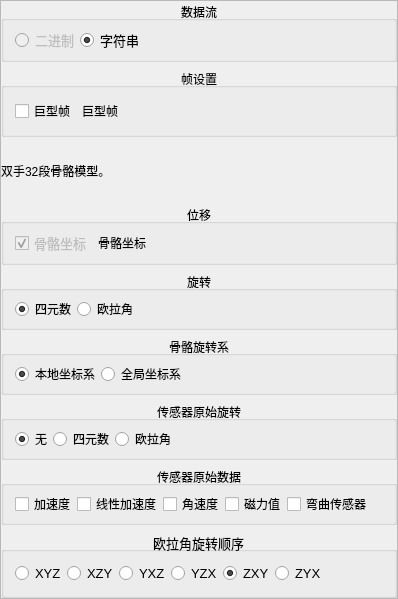
FOHEART/MotionGloveUI, file ui/steamvr/h2StreamConfigWidget.ui: the form before one commit.
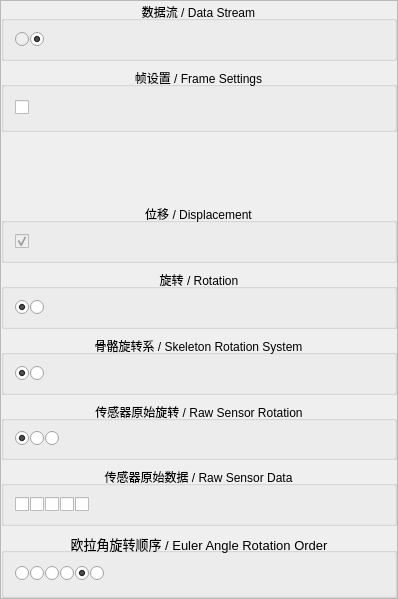
The form after the commit.

The edit to the form file:
```diff
--- a/ui/steamvr/h2StreamConfigWidget.ui
+++ b/ui/steamvr/h2StreamConfigWidget.ui
@@ -71,7 +71,7 @@
           </size>
          </property>
          <property name="title">
-          <string>数据流</string>
+           <string>数据流 / Data Stream</string>
          </property>
          <property name="alignment">
           <set>Qt::AlignCenter</set>
@@ -108,9 +108,6 @@
               <pointsize>10</pointsize>
              </font>
             </property>
-            <property name="text">
-             <string>二进制</string>
-            </property>
             <property name="checked">
              <bool>false</bool>
             </property>
@@ -138,9 +135,6 @@
               <pointsize>10</pointsize>
              </font>
             </property>
-            <property name="text">
-             <string>字符串</string>
-            </property>
             <property name="checked">
              <bool>true</bool>
             </property>
@@ -165,7 +159,7 @@
        <item>
         <widget class="QGroupBox" name="GBX_frame">
          <property name="title">
-          <string>帧设置</string>
+          <string>帧设置 / Frame Settings</string>
          </property>
          <property name="alignment">
           <set>Qt::AlignCenter</set>
@@ -173,9 +167,6 @@
          <layout class="QGridLayout" name="gridLayout_2">
           <item row="0" column="0">
            <widget class="QCheckBox" name="CBX_jumboFrame">
-            <property name="text">
-             <string>巨型帧</string>
-            </property>
            </widget>
           </item>
           <item row="0" column="2">
@@ -193,9 +184,6 @@
           </item>
           <item row="0" column="1">
            <widget class="QLabel" name="label">
-            <property name="text">
-             <string>巨型帧</string>
-            </property>
            </widget>
           </item>
          </layout>
@@ -203,15 +191,12 @@
        </item>
        <item>
         <widget class="QLabel" name="LBL_skeleton_hint">
-         <property name="text">
-          <string>双手32段骨骼模型。</string>
-         </property>
         </widget>
        </item>
        <item>
         <widget class="QGroupBox" name="GBX_loc">
          <property name="title">
-          <string>位移</string>
+          <string>位移 / Displacement</string>
          </property>
          <property name="alignment">
           <set>Qt::AlignCenter</set>
@@ -239,9 +224,6 @@
               <pointsize>10</pointsize>
              </font>
             </property>
-            <property name="text">
-             <string>骨骼坐标</string>
-            </property>
             <property name="checked">
              <bool>true</bool>
             </property>
@@ -249,9 +231,6 @@
           </item>
           <item>
            <widget class="QLabel" name="label_2">
-            <property name="text">
-             <string>骨骼坐标</string>
-            </property>
            </widget>
           </item>
           <item>
@@ -273,7 +252,7 @@
        <item>
         <widget class="QGroupBox" name="GBX_rot">
          <property name="title">
-          <string>旋转</string>
+          <string>旋转 / Rotation</string>
          </property>
          <property name="alignment">
           <set>Qt::AlignCenter</set>
@@ -290,9 +269,6 @@
           </property>
           <item>
            <widget class="QRadioButton" name="RB_skeletonQuat">
-            <property name="text">
-             <string>四元数</string>
-            </property>
             <property name="checked">
              <bool>true</bool>
             </property>
@@ -300,9 +276,6 @@
           </item>
           <item>
            <widget class="QRadioButton" name="RB_skeletonEuler">
-            <property name="text">
-             <string>欧拉角</string>
-            </property>
             <property name="checked">
              <bool>false</bool>
             </property>
@@ -327,7 +300,7 @@
        <item>
         <widget class="QGroupBox" name="GBX_rotAxis">
          <property name="title">
-          <string>骨骼旋转系</string>
+          <string>骨骼旋转系 / Skeleton Rotation System</string>
          </property>
          <property name="alignment">
           <set>Qt::AlignCenter</set>
@@ -344,9 +317,6 @@
           </property>
           <item>
            <widget class="QRadioButton" name="RB_skeletonLocalCoord">
-            <property name="text">
-             <string>本地坐标系</string>
-            </property>
             <property name="checked">
              <bool>true</bool>
             </property>
@@ -354,9 +324,6 @@
           </item>
           <item>
            <widget class="QRadioButton" name="RB_skeletonGlobalCoord">
-            <property name="text">
-             <string>全局坐标系</string>
-            </property>
             <property name="checked">
              <bool>false</bool>
             </property>
@@ -381,7 +348,7 @@
        <item>
         <widget class="QGroupBox" name="GBX_sensorRot">
          <property name="title">
-          <string>传感器原始旋转</string>
+          <string>传感器原始旋转 / Raw Sensor Rotation</string>
          </property>
          <property name="alignment">
           <set>Qt::AlignCenter</set>
@@ -398,9 +365,6 @@
           </property>
           <item>
            <widget class="QRadioButton" name="RB_rtSensorOff">
-            <property name="text">
-             <string>无</string>
-            </property>
             <property name="checked">
              <bool>true</bool>
             </property>
@@ -408,16 +372,10 @@
           </item>
           <item>
            <widget class="QRadioButton" name="RB_rtSensorQuat">
-            <property name="text">
-             <string>四元数</string>
-            </property>
            </widget>
           </item>
           <item>
            <widget class="QRadioButton" name="RB_rtSensorEuler">
-            <property name="text">
-             <string>欧拉角</string>
-            </property>
            </widget>
           </item>
           <item>
@@ -439,7 +397,7 @@
        <item>
         <widget class="QGroupBox" name="GBX_sensor">
          <property name="title">
-          <string>传感器原始数据</string>
+          <string>传感器原始数据 / Raw Sensor Data</string>
          </property>
          <property name="alignment">
           <set>Qt::AlignCenter</set>
@@ -462,9 +420,7 @@
               <verstretch>0</verstretch>
              </sizepolicy>
             </property>
-            <property name="text">
-             <string>加速度</string>
-            </property>
+
            </widget>
           </item>
           <item>
@@ -475,9 +431,7 @@
               <verstretch>0</verstretch>
              </sizepolicy>
             </property>
-            <property name="text">
-             <string>线性加速度</string>
-            </property>
+
            </widget>
           </item>
           <item>
@@ -488,9 +442,7 @@
               <verstretch>0</verstretch>
              </sizepolicy>
             </property>
-            <property name="text">
-             <string>角速度</string>
-            </property>
+
            </widget>
           </item>
           <item>
@@ -501,16 +453,11 @@
               <verstretch>0</verstretch>
              </sizepolicy>
             </property>
-            <property name="text">
-             <string>磁力值</string>
-            </property>
+
            </widget>
           </item>
           <item>
            <widget class="QCheckBox" name="CBX_rtSensorFlex">
-            <property name="text">
-             <string>弯曲传感器</string>
-            </property>
            </widget>
           </item>
           <item>
@@ -537,7 +484,7 @@
           </font>
          </property>
          <property name="title">
-          <string>欧拉角旋转顺序</string>
+          <string>欧拉角旋转顺序 / Euler Angle Rotation Order</string>
          </property>
          <property name="alignment">
           <set>Qt::AlignCenter</set>
@@ -559,9 +506,6 @@
               <pointsize>10</pointsize>
              </font>
             </property>
-            <property name="text">
-             <string>XYZ</string>
-            </property>
            </widget>
           </item>
           <item>
@@ -577,9 +521,6 @@
               <pointsize>10</pointsize>
              </font>
             </property>
-            <property name="text">
-             <string>XZY</string>
-            </property>
            </widget>
           </item>
           <item>
@@ -590,9 +531,6 @@
               <verstretch>0</verstretch>
              </sizepolicy>
             </property>
-            <property name="text">
-             <string>YXZ</string>
-            </property>
            </widget>
           </item>
           <item>
@@ -608,9 +546,6 @@
               <pointsize>10</pointsize>
              </font>
             </property>
-            <property name="text">
-             <string>YZX</string>
-            </property>
            </widget>
           </item>
           <item>
@@ -626,9 +561,6 @@
               <pointsize>10</pointsize>
              </font>
             </property>
-            <property name="text">
-             <string>ZXY</string>
-            </property>
             <property name="checked">
              <bool>true</bool>
             </property>
@@ -647,9 +579,6 @@
               <pointsize>10</pointsize>
              </font>
             </property>
-            <property name="text">
-             <string>ZYX</string>
-            </property>
            </widget>
           </item>
           <item>
```
